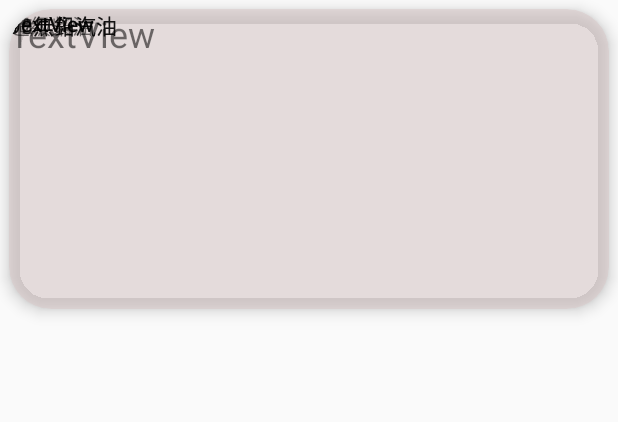
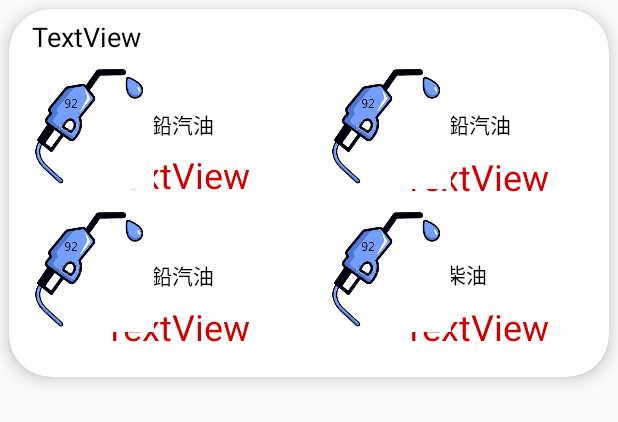
Before and after one commit to wsy0414/108404, an Android app: the layout carditem2.xml on its own in the app's theme, with its tools: preview values and no code run, on a phone screen of 412 x 824 dp. Shown: the top 422 px of the screen. Run offline under Robolectric (Android 15) with nearby library versions, the phone set to English and light mode, and no system bars.

Commit message:
油價畫面完成並連線成功

```diff
--- a/app/src/main/java/com/example/a108404/MainActivity.java
+++ b/app/src/main/java/com/example/a108404/MainActivity.java
@@ -84,7 +84,7 @@ public class MainActivity extends AppCompatActivity {
 
 
             String jsonStr = gson.toJson(usinglist);
-            spf.edit().putString("use", jsonStr).commit();
+            spf.edit().putString("use", jsonStr).apply();
 
         }else{
             Type collectionType = new TypeToken<ArrayList<ToolList>>() {}.getType();
@@ -105,29 +105,33 @@ public class MainActivity extends AppCompatActivity {
 
 //-------------------連線測試-------------------------------------------------------------------------------------
         // 2. 透過RetrofitManager取得連線基底
-        myAPIService = RetrofitManager.getInstance().getAPI();
-
-        // 3. 建立連線的Call，此處設置call為myAPIService中的getAlbums()連線
-        Call<Oil> call = myAPIService.postOil();
-
-        // 4. 執行call
-        call.enqueue(new Callback<Oil>() {
-            @Override
-            public void onResponse(Call<Oil> call, Response<Oil> response) {
-                // 連線成功
-                // 回傳的資料已轉成Albums物件，可直接用get方法取得特定欄位
-
-                if (response != null) {
-                    String title = response.body().getOil92();
-                    Log.d("title", title);
-                }
-            }
-
-            @Override
-            public void onFailure(Call<Oil> call, Throwable t) {
-                // 連線失敗
-            }
-        });
+//        myAPIService = RetrofitManager.getInstance().getAPI();
+//
+//        SetAddress setAddress = new SetAddress();
+//        setAddress.setLat("26.982628");
+//        setAddress.setLon("121.558885");
+//
+//        // 3. 建立連線的Call，此處設置call為myAPIService中的getAlbums()連線
+//        Call<Oil> call = myAPIService.postAqi(setAddress);
+//
+//        // 4. 執行call
+//        call.enqueue(new Callback<Oil>() {
+//            @Override
+//            public void onResponse(Call<Oil> call, Response<Oil> response) {
+//                // 連線成功
+//                // 回傳的資料已轉成Albums物件，可直接用get方法取得特定欄位
+//
+//                if (response != null) {
+//                    String title = response.body().getOil92();
+//                    Log.d("title", title);
+//                }
+//            }
+//
+//            @Override
+//            public void onFailure(Call<Oil> call, Throwable t) {
+//                // 連線失敗
+//            }
+//        });
 
     }
 
--- a/app/src/main/java/com/example/a108404/MasterAdapter.java
+++ b/app/src/main/java/com/example/a108404/MasterAdapter.java
@@ -3,6 +3,7 @@ package com.example.a108404;
 import android.content.Context;
 import android.support.annotation.NonNull;
 import android.support.v7.widget.RecyclerView;
+import android.util.Log;
 import android.view.LayoutInflater;
 import android.view.View;
 import android.view.ViewGroup;
@@ -11,8 +12,14 @@ import android.widget.TextView;
 
 import java.util.ArrayList;
 
-class MasterAdapter extends RecyclerView.Adapter<RecyclerView.ViewHolder> {
+import retrofit2.Call;
+import retrofit2.Callback;
+import retrofit2.Response;
+
+class MasterAdapter extends RecyclerView.Adapter<RecyclerView.ViewHolder> implements setData {
     Context mContext;
+    MyAPIService myAPIService;
+    Oil oilData;
     //public String[] data;
     ArrayList<ToolList> data = new ArrayList<ToolList>();
     public MasterAdapter(Context context, ArrayList<ToolList> data){
@@ -47,6 +54,7 @@ class MasterAdapter extends RecyclerView.Adapter<RecyclerView.ViewHolder> {
 //            textViewHolder vh = new textViewHolder(v);
 //            return vh;
 //        }
+
         View v = LayoutInflater.from(mContext)
                 .inflate(R.layout.carditem2, viewGroup, false);
         textViewHolder vh = new textViewHolder(v);
@@ -58,8 +66,15 @@ class MasterAdapter extends RecyclerView.Adapter<RecyclerView.ViewHolder> {
 //        if (viewHolder instanceof textViewHolder){
 //            ((textViewHolder) viewHolder).tv1.setText(data[i]);
 //        }
+        getApiData();
+        ((textViewHolder) viewHolder).titleText.setText("油價");
+        if(oilData != null){
+            ((textViewHolder) viewHolder).oil92.setText(oilData.getOil92() + "元/公升");
+            ((textViewHolder) viewHolder).oil95.setText(oilData.getOil95() + "元/公升");
+            ((textViewHolder) viewHolder).oil98.setText(oilData.getOil98() + "元/公升");
+            ((textViewHolder) viewHolder).supOil.setText(oilData.getSuperOil() + "元/公升");
+        }
 
-        ((textViewHolder) viewHolder).tv1.setText(data.get(i).getToolName());
 
 //        if (i == 1){
 //            ((imgViewHolder) viewHolder).iv1.setImageResource(R.drawable.sun);
@@ -75,7 +90,13 @@ class MasterAdapter extends RecyclerView.Adapter<RecyclerView.ViewHolder> {
 
     @Override
     public int getItemCount() {
-        return data.size();
+        return 1;
+    }
+
+    @Override
+    public void setOilData(Oil oilData) {
+        this.oilData = oilData;
+        this.notifyDataSetChanged();
     }
 
 //    @Override
@@ -113,12 +134,46 @@ class MasterAdapter extends RecyclerView.Adapter<RecyclerView.ViewHolder> {
     }
 
     public class textViewHolder extends RecyclerView.ViewHolder{
-        public TextView tv1;
-        public TextView tv2;
+        public TextView titleText;
+        public TextView oil92;
+        public TextView oil95;
+        public TextView oil98;
+        public TextView supOil;
         public textViewHolder(@NonNull View itemView) {
             super(itemView);
-            tv1 = (TextView)itemView.findViewById(R.id.topicTextView);
-            tv2 = (TextView)itemView.findViewById(R.id.textView);
+            titleText = (TextView)itemView.findViewById(R.id.topicTextView);
+            oil92 = (TextView)itemView.findViewById(R.id.oil92Txt);
+            oil95 = (TextView)itemView.findViewById(R.id.oil95Txt);
+            oil98 = (TextView)itemView.findViewById(R.id.oil98Txt);
+            supOil = (TextView)itemView.findViewById(R.id.supOilTxt);
         }
     }
+
+    private void getApiData(){
+        // 2. 透過RetrofitManager取得連線基底
+        myAPIService = RetrofitManager.getInstance().getAPI();
+
+        // 3. 建立連線的Call，此處設置call為myAPIService中的getAlbums()連線
+        Call<Oil> call = myAPIService.postOil();
+
+        // 4. 執行call
+        call.enqueue(new Callback<Oil>() {
+            @Override
+            public void onResponse(Call<Oil> call, Response<Oil> response) {
+                // 連線成功
+                // 回傳的資料已轉成Albums物件，可直接用get方法取得特定欄位
+
+                if (response != null) {
+                    setOilData(response.body());
+                    String title = response.body().getOil92();
+                    //Log.d("title", title);
+                }
+            }
+
+            @Override
+            public void onFailure(Call<Oil> call, Throwable t) {
+                // 連線失敗
+            }
+        });
+    }
 }
--- a/app/src/main/java/com/example/a108404/MyAPIService.java
+++ b/app/src/main/java/com/example/a108404/MyAPIService.java
@@ -1,4 +1,6 @@
 package com.example.a108404;
+
+import android.location.Address;
 
 import retrofit2.Call;
 import retrofit2.http.Body;
@@ -20,4 +22,7 @@ public interface MyAPIService {
 
     @POST("oils") // 用@Body表示要傳送Body資料
     Call<Oil> postOil();
+
+    @POST("aqi") // 用@Body表示要傳送Body資料
+    Call<Oil> postAqi(@Body SetAddress setAddress);
 }
--- /dev/null
+++ b/app/src/main/java/com/example/a108404/SetAddress.java
@@ -0,0 +1,26 @@
+package com.example.a108404;
+
+import com.google.gson.annotations.SerializedName;
+
+public class SetAddress{
+    @SerializedName("Longitude")
+    public String lon;
+    @SerializedName("Latitude")
+    public String lat;
+
+    public String getLat() {
+        return lat;
+    }
+
+    public String getLon() {
+        return lon;
+    }
+
+    public void setLat(String lat) {
+        this.lat = lat;
+    }
+
+    public void setLon(String lon) {
+        this.lon = lon;
+    }
+}
--- /dev/null
+++ b/app/src/main/java/com/example/a108404/setData.java
@@ -0,0 +1,5 @@
+package com.example.a108404;
+
+public interface setData{
+    void setOilData(Oil oilData);
+}
--- a/app/src/main/res/layout/carditem2.xml
+++ b/app/src/main/res/layout/carditem2.xml
@@ -4,92 +4,175 @@
     xmlns:tools="http://schemas.android.com/tools"
     android:id="@+id/cardview"
     android:layout_width="match_parent"
-    android:layout_height="200dp"
+    android:layout_height="245dp"
     android:layout_margin="6dp"
     android:padding="6dp"
-    app:cardBackgroundColor="#89DACACA"
+    app:cardBackgroundColor="@color/cardview_light_background"
     app:cardCornerRadius="28dp"
     app:cardElevation="6dp">
 
 
     <android.support.constraint.ConstraintLayout
         android:layout_width="match_parent"
-        android:layout_height="match_parent"
+        android:layout_height="245dp"
         android:backgroundTint="@color/cardview_light_background">
 
         <TextView
             android:id="@+id/topicTextView"
             android:layout_width="wrap_content"
             android:layout_height="34dp"
+            android:layout_marginStart="15dp"
+            android:layout_marginTop="6dp"
             android:text="TextView"
-            android:textSize="24sp"
-            tools:ignore="MissingConstraints"
-            tools:layout_editor_absoluteX="5dp"
-            tools:layout_editor_absoluteY="6dp" />
+            android:textColor="@android:color/black"
+            android:textSize="18sp"
+            app:layout_constraintStart_toStartOf="parent"
+            app:layout_constraintTop_toTopOf="parent"
+            tools:ignore="MissingConstraints" />
 
         <TextView
-            android:layout_width="85dp"
-            android:layout_height="29dp"
+            android:id="@+id/textView3"
+            android:layout_width="77dp"
+            android:layout_height="23dp"
+            android:layout_marginTop="66dp"
+            android:layout_marginEnd="51dp"
             android:text="92無鉛汽油"
-            tools:ignore="MissingConstraints"
-            tools:layout_editor_absoluteX="16dp"
-            tools:layout_editor_absoluteY="68dp" />
+            android:textColor="@android:color/black"
+            app:layout_constraintEnd_toStartOf="@+id/imageView3"
+            app:layout_constraintTop_toTopOf="parent"
+            tools:ignore="MissingConstraints" />
 
         <TextView
-            android:layout_width="88dp"
-            android:layout_height="33dp"
+            android:id="@+id/textView5"
+            android:layout_width="77dp"
+            android:layout_height="23dp"
+            android:layout_marginTop="66dp"
+            android:layout_marginEnd="60dp"
             android:text="95無鉛汽油"
-            tools:ignore="MissingConstraints"
-            tools:layout_editor_absoluteX="202dp"
-            tools:layout_editor_absoluteY="68dp" />
+            android:textColor="@android:color/black"
+            app:layout_constraintBottom_toTopOf="@+id/oil95Txt"
+            app:layout_constraintEnd_toEndOf="parent"
+            app:layout_constraintTop_toTopOf="parent"
+            tools:ignore="MissingConstraints" />
 
         <TextView
-            android:layout_width="67dp"
-            android:layout_height="29dp"
+            android:id="@+id/textView6"
+            android:layout_width="77dp"
+            android:layout_height="23dp"
+            android:layout_marginTop="33dp"
+            android:layout_marginEnd="60dp"
             android:text="超級柴油"
-            tools:ignore="MissingConstraints"
-            tools:layout_editor_absoluteX="202dp"
-            tools:layout_editor_absoluteY="131dp" />
-
-        <TextView
-            android:layout_width="90dp"
-            android:layout_height="25dp"
-            android:text="98無鉛汽油"
-            tools:ignore="MissingConstraints"
-            tools:layout_editor_absoluteX="16dp"
-            tools:layout_editor_absoluteY="131dp" />
+            android:textColor="@android:color/black"
+            app:layout_constraintBottom_toTopOf="@+id/supOilTxt"
+            app:layout_constraintEnd_toEndOf="parent"
+            app:layout_constraintTop_toBottomOf="@+id/oil95Txt"
+            tools:ignore="MissingConstraints" />
 
         <TextView
             android:id="@+id/textView4"
-            android:layout_width="wrap_content"
-            android:layout_height="wrap_content"
-            android:text="TextView"
-            tools:layout_editor_absoluteX="120dp"
-            tools:layout_editor_absoluteY="68dp" />
+            android:layout_width="77dp"
+            android:layout_height="23dp"
+            android:layout_marginTop="35dp"
+            android:layout_marginEnd="51dp"
+            android:text="98無鉛汽油"
+            android:textColor="@android:color/black"
+            app:layout_constraintEnd_toStartOf="@+id/imageView5"
+            app:layout_constraintTop_toBottomOf="@+id/oil92Txt"
+            tools:ignore="MissingConstraints" />
 
         <TextView
-            android:id="@+id/textView5"
-            android:layout_width="wrap_content"
-            android:layout_height="wrap_content"
+            android:id="@+id/oil92Txt"
+            android:layout_width="130dp"
+            android:layout_height="42dp"
+            android:layout_marginTop="89dp"
+            android:breakStrategy="high_quality"
+            android:gravity="center_vertical"
             android:text="TextView"
-            tools:layout_editor_absoluteX="313dp"
-            tools:layout_editor_absoluteY="67dp" />
+            android:textColor="@android:color/holo_red_dark"
+            android:textSize="24sp"
+            app:layout_constraintEnd_toStartOf="@+id/imageView3"
+            app:layout_constraintTop_toTopOf="parent" />
 
         <TextView
-            android:id="@+id/textView6"
-            android:layout_width="wrap_content"
-            android:layout_height="wrap_content"
+            android:id="@+id/oil95Txt"
+            android:layout_width="135dp"
+            android:layout_height="42dp"
+            android:layout_marginTop="1dp"
+            android:layout_marginEnd="2dp"
+            android:gravity="center_vertical"
             android:text="TextView"
-            tools:layout_editor_absoluteX="120dp"
-            tools:layout_editor_absoluteY="131dp" />
+            android:textColor="@android:color/holo_red_dark"
+            android:textSize="24sp"
+            app:layout_constraintEnd_toEndOf="parent"
+            app:layout_constraintTop_toBottomOf="@+id/textView5" />
 
         <TextView
-            android:id="@+id/textView7"
-            android:layout_width="wrap_content"
-            android:layout_height="wrap_content"
+            android:id="@+id/oil98Txt"
+            android:layout_width="130dp"
+            android:layout_height="42dp"
+            android:layout_marginTop="1dp"
+            android:layout_marginBottom="13dp"
+            android:gravity="center_vertical"
             android:text="TextView"
-            tools:layout_editor_absoluteX="313dp"
-            tools:layout_editor_absoluteY="136dp" />
+            android:textColor="@android:color/holo_red_dark"
+            android:textSize="24sp"
+            app:layout_constraintBottom_toBottomOf="parent"
+            app:layout_constraintEnd_toStartOf="@+id/imageView5"
+            app:layout_constraintTop_toBottomOf="@+id/textView4" />
+
+        <TextView
+            android:id="@+id/supOilTxt"
+            android:layout_width="135dp"
+            android:layout_height="42dp"
+            android:layout_marginTop="1dp"
+            android:layout_marginEnd="2dp"
+            android:layout_marginBottom="13dp"
+            android:gravity="center_vertical"
+            android:text="TextView"
+            android:textColor="@android:color/holo_red_dark"
+            android:textSize="24sp"
+            app:layout_constraintBottom_toBottomOf="parent"
+            app:layout_constraintEnd_toEndOf="parent"
+            app:layout_constraintTop_toBottomOf="@+id/textView6" />
+
+        <ImageView
+            android:id="@+id/imageView2"
+            android:layout_width="123dp"
+            android:layout_height="80dp"
+            android:layout_marginEnd="75dp"
+            app:layout_constraintEnd_toStartOf="@+id/imageView3"
+            app:layout_constraintTop_toBottomOf="@+id/topicTextView"
+            app:srcCompat="@drawable/oilgun" />
+
+        <ImageView
+            android:id="@+id/imageView3"
+            android:layout_width="123dp"
+            android:layout_height="80dp"
+            android:layout_marginTop="40dp"
+            android:layout_marginEnd="83dp"
+            app:layout_constraintEnd_toEndOf="parent"
+            app:layout_constraintTop_toTopOf="parent"
+            app:srcCompat="@drawable/oilgun" />
+
+        <ImageView
+            android:id="@+id/imageView4"
+            android:layout_width="123dp"
+            android:layout_height="80dp"
+            android:layout_marginTop="15dp"
+            android:layout_marginEnd="75dp"
+            app:layout_constraintEnd_toStartOf="@+id/imageView5"
+            app:layout_constraintTop_toBottomOf="@+id/imageView2"
+            app:srcCompat="@drawable/oilgun" />
+
+        <ImageView
+            android:id="@+id/imageView5"
+            android:layout_width="123dp"
+            android:layout_height="80dp"
+            android:layout_marginTop="15dp"
+            android:layout_marginEnd="83dp"
+            app:layout_constraintEnd_toEndOf="parent"
+            app:layout_constraintTop_toBottomOf="@+id/imageView3"
+            app:srcCompat="@drawable/oilgun" />
 
     </android.support.constraint.ConstraintLayout>
 
```
Also changed, not shown: app/src/main/res/drawable/oilgun.png (added), 1 other file.
